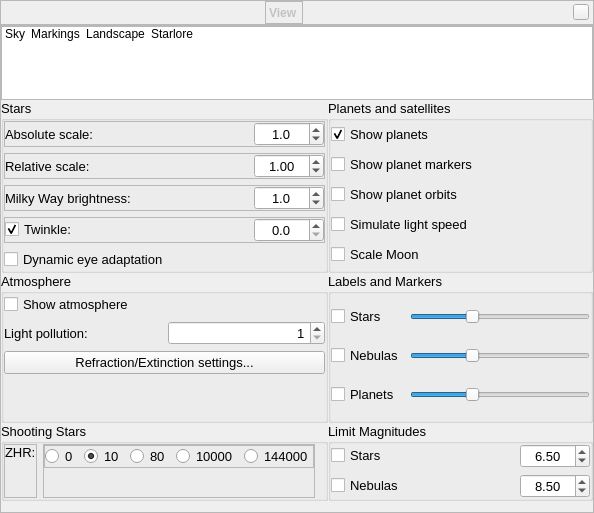
Old version of the form src/gui/viewDialog.ui in the repository 519984307/stellarium_src.
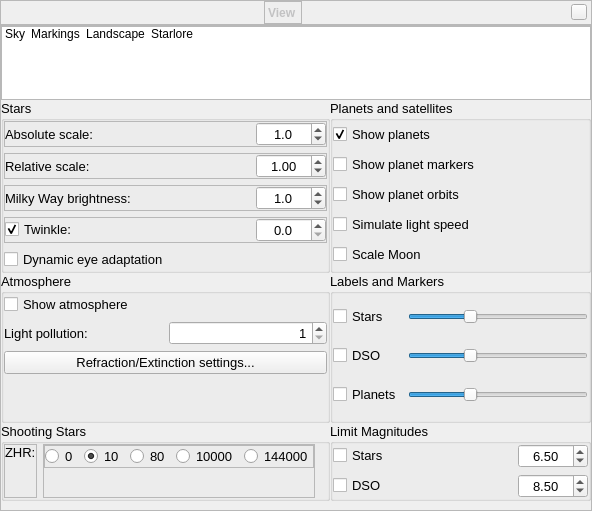
New version of the form. Icons and pictures are not drawn. Custom widgets are drawn as their Qt base class.

Commit message: update labels for DSO sliders

The edit to the form file:
```diff
--- a/src/gui/viewDialog.ui
+++ b/src/gui/viewDialog.ui
@@ -6,8 +6,8 @@
    <rect>
     <x>0</x>
     <y>0</y>
-    <width>594</width>
-    <height>513</height>
+    <width>592</width>
+    <height>511</height>
    </rect>
   </property>
   <property name="font">
@@ -430,7 +430,7 @@
              <item row="1" column="0">
               <widget class="QCheckBox" name="nebulaLabelCheckBox">
                <property name="text">
-                <string>Nebulas</string>
+                <string>DSO</string>
                </property>
               </widget>
              </item>
@@ -1127,7 +1127,7 @@
                 <string>Nebulas to magitude</string>
                </property>
                <property name="text">
-                <string>Nebulas</string>
+                <string>DSO</string>
                </property>
               </widget>
              </item>
```
Left out of the diff: 7 changed lines with no effect on the pictures.
